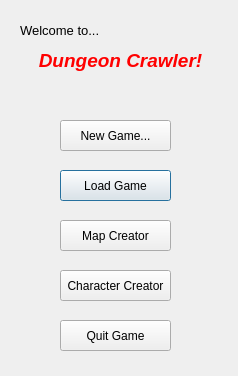
Qt form Project/DnD_Game/splashdialog.ui (ChrisMukherjee/COMP345-Project) before a commit.
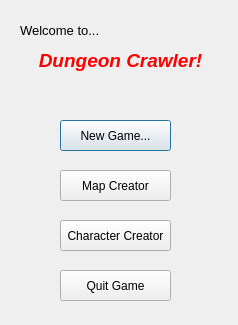
The same form after that commit.

What changed in the file:
```diff
--- a/Project/DnD_Game/splashdialog.ui
+++ b/Project/DnD_Game/splashdialog.ui
@@ -7,25 +7,12 @@
     <x>0</x>
     <y>0</y>
     <width>238</width>
-    <height>376</height>
+    <height>325</height>
    </rect>
   </property>
   <property name="windowTitle">
    <string>Dungeon Crawler</string>
   </property>
-  <widget class="QPushButton" name="loadButton">
-   <property name="geometry">
-    <rect>
-     <x>60</x>
-     <y>170</y>
-     <width>111</width>
-     <height>31</height>
-    </rect>
-   </property>
-   <property name="text">
-    <string>Load Game</string>
-   </property>
-  </widget>
   <widget class="QLabel" name="titleText">
    <property name="geometry">
     <rect>
@@ -69,7 +56,7 @@
    <property name="geometry">
     <rect>
      <x>60</x>
-     <y>220</y>
+     <y>170</y>
      <width>111</width>
      <height>31</height>
     </rect>
@@ -82,7 +69,7 @@
    <property name="geometry">
     <rect>
      <x>60</x>
-     <y>270</y>
+     <y>220</y>
      <width>111</width>
      <height>31</height>
     </rect>
@@ -95,7 +82,7 @@
    <property name="geometry">
     <rect>
      <x>60</x>
-     <y>320</y>
+     <y>270</y>
      <width>111</width>
      <height>31</height>
     </rect>
```
Left out of the diff: 1 changed line with no effect on the pictures.
